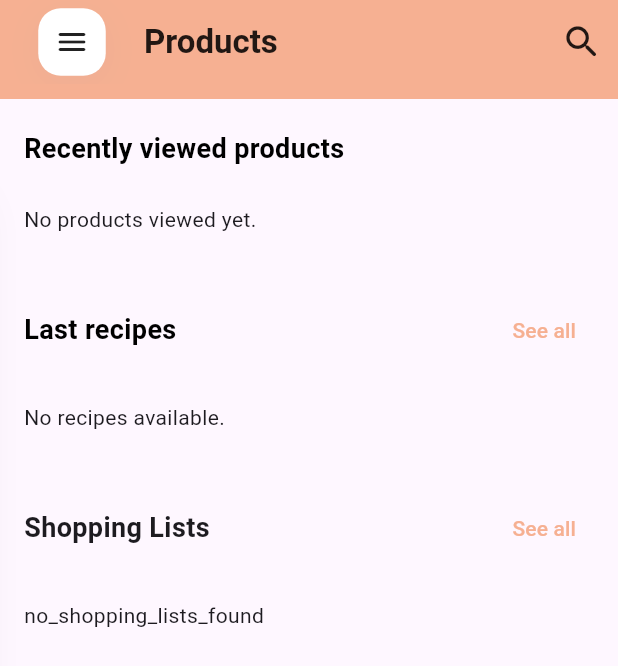
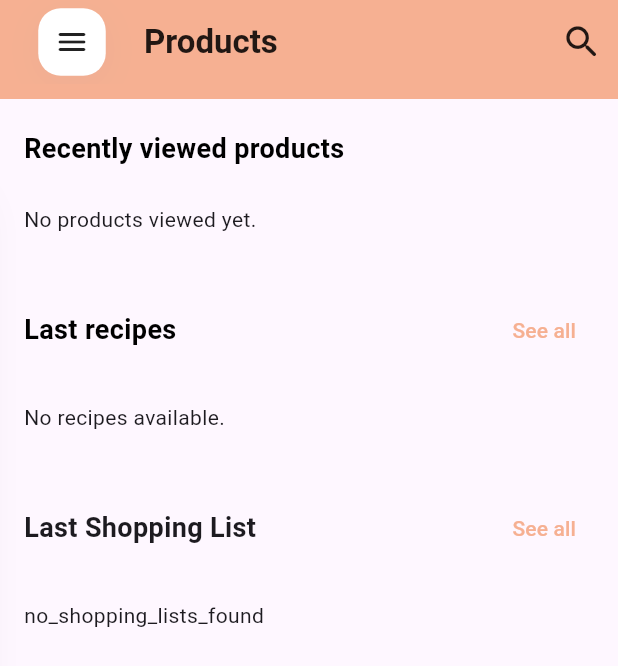
Before and after one commit to fortwoone/SmartBites, a Flutter app: the HomeScreen screen opened by its route, on a phone screen of 412 x 824 dp. Shown: the top 666 px of the screen. Run offline on Flutter 3.47's test engine with Material 3 defaults, Android fonts, the phone set to English and light mode, and no system bars; our stand-ins replace google_fonts, image_picker, shared_preferences, supabase_flutter, timezone; accounts and stored records are empty; Roboto replaces fonts that are missing (Recursive).

Commit message:
nouvelle dashboard update

```diff
--- a/lib/l10n/app_en.arb
+++ b/lib/l10n/app_en.arb
@@ -13,7 +13,7 @@
   "email_hint": "Enter your email",
   "hint_passwd": "Enter your password",
   "login_register_action": " Create an account",
-  "shopping_lists": "Shopping Lists",
+  "shopping_lists": "Last Shopping List",
   "new_list": "New Shopping List",
   "register_failed": "Error during register",
   "validate": "Validate",
--- a/lib/l10n/app_fr.arb
+++ b/lib/l10n/app_fr.arb
@@ -13,7 +13,7 @@
   "email_hint": "Entrez votre adresse mail",
   "hint_passwd": "Entrez votre mot de passe",
   "login_register_action": " S'inscrire",
-  "shopping_lists": "Listes de courses",
+  "shopping_lists": "Derniere Liste de course",
   "new_list": "Nouvelle liste de courses",
   "register_failed": "Erreur lors de l'inscription",
   "validate": "Valider",
--- a/lib/l10n/app_localizations.dart
+++ b/lib/l10n/app_localizations.dart
@@ -176,7 +176,7 @@ abstract class AppLocalizations {
   /// No description provided for @shopping_lists.
   ///
   /// In en, this message translates to:
-  /// **'Shopping Lists'**
+  /// **'Last Shopping List'**
   String get shopping_lists;
 
   /// No description provided for @new_list.
--- a/lib/l10n/app_localizations_en.dart
+++ b/lib/l10n/app_localizations_en.dart
@@ -48,7 +48,7 @@ class AppLocalizationsEn extends AppLocalizations {
   String get login_register_action => ' Create an account';
 
   @override
-  String get shopping_lists => 'Shopping Lists';
+  String get shopping_lists => 'Last Shopping List';
 
   @override
   String get new_list => 'New Shopping List';
--- a/lib/l10n/app_localizations_fr.dart
+++ b/lib/l10n/app_localizations_fr.dart
@@ -48,7 +48,7 @@ class AppLocalizationsFr extends AppLocalizations {
   String get login_register_action => ' S\'inscrire';
 
   @override
-  String get shopping_lists => 'Listes de courses';
+  String get shopping_lists => 'Derniere Liste de course';
 
   @override
   String get new_list => 'Nouvelle liste de courses';
--- a/lib/widgets/recent_recipes_widget.dart
+++ b/lib/widgets/recent_recipes_widget.dart
@@ -3,7 +3,6 @@ import 'package:google_fonts/google_fonts.dart';
 import 'package:supabase_flutter/supabase_flutter.dart';
 import 'package:SmartBites/screens/view_recipe_page.dart';
 import '../utils/color_constants.dart';
-
 import '../l10n/app_localizations.dart';
 
 class RecentRecipesWidget extends StatefulWidget {
@@ -16,8 +15,28 @@ class RecentRecipesWidget extends StatefulWidget {
 class _RecentRecipesWidgetState extends State<RecentRecipesWidget> {
   final SupabaseClient supabase = Supabase.instance.client;
 
+  // Contrôleur pour le défilement
+  final PageController _pageController = PageController(viewportFraction: 0.95);
+
+  // Variable pour stocker l'index actuel et le futur des données
+  int _currentPage = 0;
+  late Future<List<Map<String, dynamic>>> _recipesFuture;
+
+  @override
+  void initState() {
+    super.initState();
+    // On initialise le chargement une seule fois ici
+    _recipesFuture = fetchRecentRecipes();
+  }
+
+  @override
+  void dispose() {
+    _pageController.dispose();
+    super.dispose();
+  }
+
   Future<List<Map<String, dynamic>>> fetchRecentRecipes() async {
-    // Récupère les 3 dernières recettes ajoutées
+    // Récupère les 3 dernières recettes
     final response = await supabase
         .from('Recettes')
         .select()
@@ -30,9 +49,11 @@ class _RecentRecipesWidgetState extends State<RecentRecipesWidget> {
   @override
   Widget build(BuildContext context) {
     final loc = AppLocalizations.of(context)!;
+
     return Column(
       crossAxisAlignment: CrossAxisAlignment.start,
       children: [
+        // --- EN-TÊTE : Titre et bouton "Voir tout" ---
         Padding(
           padding: const EdgeInsets.symmetric(horizontal: 16.0, vertical: 8.0),
           child: Row(
@@ -40,20 +61,32 @@ class _RecentRecipesWidgetState extends State<RecentRecipesWidget> {
             children: [
               Text(
                 loc.last_recipes,
-                style: GoogleFonts.recursive(color: Colors.black, fontSize: 18, fontWeight: FontWeight.bold),
+                style: GoogleFonts.recursive(
+                    color: Colors.black,
+                    fontSize: 18,
+                    fontWeight: FontWeight.bold
+                ),
               ),
               TextButton(
                 onPressed: () => Navigator.pushNamed(context, '/recipe'),
-                child: Text(loc.see_all, style: GoogleFonts.recursive(color: primaryPeach)),
+                child: Text(
+                    loc.see_all,
+                    style: GoogleFonts.recursive(color: primaryPeach)
+                ),
               ),
             ],
           ),
         ),
+
+        // --- CORPS : FutureBuilder pour charger les données ---
         FutureBuilder<List<Map<String, dynamic>>>(
-          future: fetchRecentRecipes(),
+          future: _recipesFuture,
           builder: (context, snapshot) {
             if (snapshot.connectionState == ConnectionState.waiting) {
-              return const SizedBox(height: 180, child: Center(child: CircularProgressIndicator()));
+              return const SizedBox(
+                  height: 230,
+                  child: Center(child: CircularProgressIndicator())
+              );
             }
 
             if (snapshot.hasError) {
@@ -67,22 +100,65 @@ class _RecentRecipesWidgetState extends State<RecentRecipesWidget> {
 
             if (recipes.isEmpty) {
               return Padding(
-                padding: EdgeInsets.all(16.0),
+                padding: const EdgeInsets.all(16.0),
                 child: Text(loc.no_recipes),
               );
             }
 
-            return SizedBox(
-              height: 200, // Un peu plus haut pour les recettes
-              child: ListView.builder(
-                scrollDirection: Axis.horizontal,
-                padding: const EdgeInsets.symmetric(horizontal: 12),
+            return Column(
+              children: [
+                // Zone de défilement (PageView)
+                SizedBox(
+                  height: ((MediaQuery.of(context).size.width) * 0.65).clamp(200.0, 350.0),
+                  child: PageView.builder(
+                    clipBehavior: Clip.none,
+                    controller: _pageController,
                     itemCount: recipes.length,
+                    onPageChanged: (int index) {
+                      setState(() {
+                        _currentPage = index;
+                      });
+                    },
                     itemBuilder: (context, index) {
                       final recipe = recipes[index];
-                  return GestureDetector( // <--- détecteur de clic
+                      return _buildRecipeCard(recipe);
+                    },
+                  ),
+                ),
+
+                const SizedBox(height: 12),
+
+                // --- INDICATEUR DE POINTS (DOTS) ---
+                Row(
+                  mainAxisAlignment: MainAxisAlignment.center,
+                  children: List.generate(
+                    recipes.length,
+                        (index) => AnimatedContainer(
+                      duration: const Duration(milliseconds: 300),
+                      margin: const EdgeInsets.symmetric(horizontal: 4),
+                      height: 8,
+                      width: _currentPage == index ? 20 : 8, // Le point actif s'allonge
+                      decoration: BoxDecoration(
+                        color: _currentPage == index
+                            ? primaryPeach
+                            : Colors.grey.shade300,
+                        borderRadius: BorderRadius.circular(10),
+                      ),
+                    ),
+                  ),
+                ),
+              ],
+            );
+          },
+        ),
+      ],
+    );
+  }
+
+  // Widget personnalisé pour la carte de recette
+  Widget _buildRecipeCard(Map<String, dynamic> recipe) {
+    return GestureDetector(
       onTap: () {
-                        // Action au clic : Navigation vers la page de détail
         Navigator.push(
           context,
           MaterialPageRoute(
@@ -91,26 +167,26 @@ class _RecentRecipesWidgetState extends State<RecentRecipesWidget> {
         );
       },
       child: Container(
-                      width: 200,
-                      margin: const EdgeInsets.all(8),
+        margin: const EdgeInsets.symmetric(horizontal: 10, vertical: 5),
         decoration: BoxDecoration(
           color: Colors.white,
-                        borderRadius: BorderRadius.circular(15),
+          borderRadius: BorderRadius.circular(20),
           boxShadow: [
             BoxShadow(
-                            color: Colors.black.withValues(alpha: 0.05),
+              color: Colors.black.withAlpha(26),
               blurRadius: 10,
-                            offset: const Offset(0, 5),
+              offset: const Offset(0, 4),
             )
           ],
         ),
         child: Column(
           crossAxisAlignment: CrossAxisAlignment.start,
           children: [
+            // Image de la recette
             Expanded(
               flex: 3,
               child: ClipRRect(
-                              borderRadius: const BorderRadius.vertical(top: Radius.circular(15)),
+                borderRadius: const BorderRadius.vertical(top: Radius.circular(20)),
                 child: recipe['image_url'] != null
                     ? Image.network(
                   recipe['image_url'],
@@ -119,32 +195,40 @@ class _RecentRecipesWidgetState extends State<RecentRecipesWidget> {
                 )
                     : Container(
                   color: Colors.grey[200],
-                                child: const Icon(Icons.restaurant, color: Colors.grey),
+                  child: const Icon(Icons.restaurant, color: Colors.grey, size: 40),
                 ),
               ),
             ),
+            // Informations (Nom et Temps)
             Expanded(
               flex: 2,
               child: Padding(
-                              padding: const EdgeInsets.all(10.0),
+                padding: const EdgeInsets.all(12.0),
                 child: Column(
                   crossAxisAlignment: CrossAxisAlignment.start,
                   mainAxisAlignment: MainAxisAlignment.center,
                   children: [
                     Text(
-                                    recipe['name'] ?? 'unknown',
+                      recipe['name'] ?? 'Unknown',
                       maxLines: 1,
                       overflow: TextOverflow.ellipsis,
-                                    style: GoogleFonts.recursive(color: Colors.black, fontSize: 14),
+                      style: GoogleFonts.recursive(
+                          color: Colors.black,
+                          fontSize: 16,
+                          fontWeight: FontWeight.w600
                       ),
-                                  const SizedBox(height: 4),
+                    ),
+                    const SizedBox(height: 6),
                     Row(
                       children: [
-                                      const Icon(Icons.timer_outlined, size: 14, color: Colors.grey),
+                        const Icon(Icons.timer_outlined, size: 16, color: Colors.grey),
                         const SizedBox(width: 4),
                         Text(
-                                        "${recipe['time_preparation'] ?? 'unknown'} min",
-                                        style: GoogleFonts.recursive(color: Colors.grey.shade600, fontSize: 12),
+                          "${recipe['time_preparation'] ?? '??'} min",
+                          style: GoogleFonts.recursive(
+                              color: Colors.grey.shade600,
+                              fontSize: 13
+                          ),
                         ),
                       ],
                     ),
@@ -156,12 +240,5 @@ class _RecentRecipesWidgetState extends State<RecentRecipesWidget> {
         ),
       ),
     );
-                },
-              ),
-            );
-          },
-        ),
-      ],
-    );
   }
 }
--- a/lib/widgets/recent_shopping_lists_widget.dart
+++ b/lib/widgets/recent_shopping_lists_widget.dart
@@ -25,7 +25,7 @@ class _RecentShoppingListsWidgetState extends State<RecentShoppingListsWidget> {
         .select()
         .eq('user_id', user.id)
         .order('id', ascending: false)
-        .limit(3);
+        .limit(1);
 
     return (response as List).map((lst) => ShoppingList.fromMap(lst)).toList();
   }
```
Lines whose indentation alone changed are shown as unchanged.
